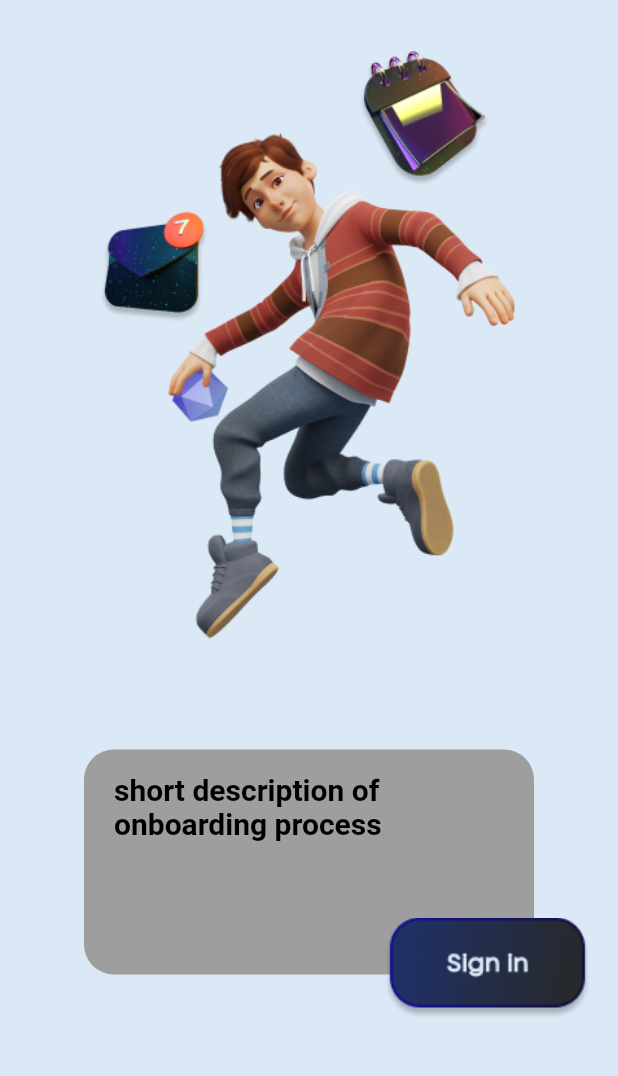
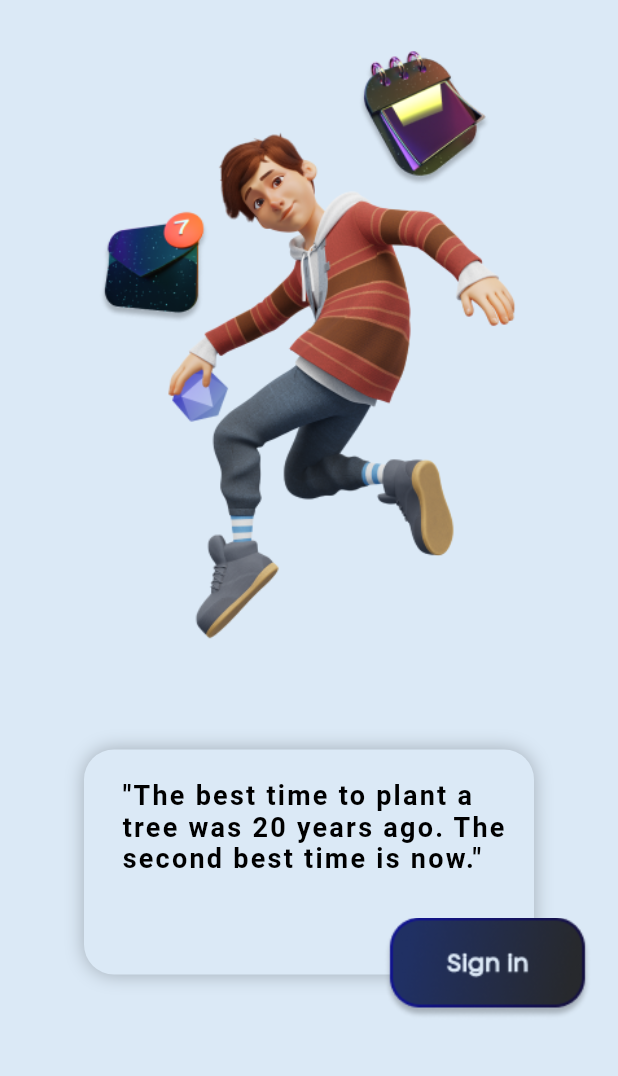
Before and after one commit to evanyan13/autotsk, a Flutter app: the screen it shows after launch, on a phone screen of 412 x 824 dp, the part 80-1156 px from its top. Run offline on Flutter 3.47's test engine with Material 2 defaults, Android fonts, the phone set to English and light mode, and no system bars; our stand-ins replace carousel_slider, cloud_firestore, date_picker_timeline, firebase_auth, firebase_core, firebase_storage and 5 more; accounts and stored records are empty; Roboto replaces fonts that are missing (Neometric).

Commit message:
replaced grey container with onboarding description text with randomly generated quotes from a list of quotes, check new file added

```diff
--- a/autotsk/lib/auth/auth_methods.dart
+++ b/autotsk/lib/auth/auth_methods.dart
@@ -1,7 +1,3 @@
-import "dart:ui";
-
-import 'package:firebase_core/firebase_core.dart';
-import 'package:flutter/material.dart';
 import 'package:firebase_auth/firebase_auth.dart';
 import 'package:cloud_firestore/cloud_firestore.dart';
 
--- a/autotsk/lib/main.dart
+++ b/autotsk/lib/main.dart
@@ -4,7 +4,6 @@ import 'package:autotsk/onboarding/ob2.dart';
 import 'package:autotsk/onboarding/ob3.dart';
 import 'package:autotsk/util/color.dart';
 import 'package:flutter/material.dart';
-import 'package:flutter/services.dart';
 import 'package:autotsk/screen_type/signin_page.dart';
 import 'package:autotsk/screen_type/signup_page.dart';
 import 'package:autotsk/add_task/addtask_page.dart';
@@ -28,7 +27,6 @@ void main() async {
 class MyApp extends StatelessWidget {
   const MyApp({super.key});
 
-
   // This widget is the root of your application.
   @override
   Widget build(BuildContext context) {
@@ -49,7 +47,7 @@ class MyApp extends StatelessWidget {
           if (snapshot.connectionState == ConnectionState.active) {
             // User has been authenticated, proceed to sign in to Home Page
             if (snapshot.hasData) {
-              return HomePage();
+              return PageV();
             } else if (snapshot.hasError) {
               return Center(child: Text('${snapshot.error}'));
             }
--- a/autotsk/lib/onboarding/ob1.dart
+++ b/autotsk/lib/onboarding/ob1.dart
@@ -1,11 +1,8 @@
-import 'package:autotsk/screen_type/signup_page.dart';
 import 'package:flutter/material.dart';
 import 'package:autotsk/util/color.dart';
-import 'package:flutter_svg/flutter_svg.dart';
-import 'package:autotsk/buttons/sign_in_button.dart';
-import 'package:autotsk/animation/custom_rect_tween.dart';
 import 'package:autotsk/routing/hero_dialog_route.dart';
 import 'package:autotsk/screen_type/signin_page.dart';
+import 'package:autotsk/util/ListOfQuotes.dart';
 
 class OnboardingFirst extends StatefulWidget {
   const OnboardingFirst({super.key});
@@ -15,6 +12,10 @@ class OnboardingFirst extends StatefulWidget {
 }
 
 class _OnboardingFirstState extends State<OnboardingFirst> {
+  Widget UIquoteDisplay() {
+    return ListOfQuotes().quoteDisplay();
+  }
+
   @override
   Widget build(BuildContext context) {
     return Scaffold(
@@ -74,21 +75,20 @@ class _OnboardingFirstState extends State<OnboardingFirst> {
                 Container(
                   width: 300,
                   height: 150,
-                      child: Text(
-                        'short description of onboarding process',
-                        style: TextStyle(
-                          fontFamily: 'Neometric',
-                          fontSize: 20,
-                          fontWeight: FontWeight.bold,
+                  child: UIquoteDisplay(),
+                  decoration: BoxDecoration(
+                    boxShadow: <BoxShadow>[
+                      BoxShadow(
+                        color: Colors.black26,
+                        blurRadius: 10,
                       ),
-                      ),
-                      decoration: BoxDecoration(
+                    ],
                     borderRadius: BorderRadius.all(
                       Radius.circular(20.0),
                     ),
-                        color: Colors.grey,
+                    color: mainLightBgColour,
                   ),
-                      padding: EdgeInsets.fromLTRB(20.0, 15.0, 10.0, 10.0),
+                  padding: EdgeInsets.fromLTRB(25.0, 20.0, 15.0, 10.0),
                 ),
 
                 Positioned(
--- a/autotsk/lib/screen_type/signin_page.dart
+++ b/autotsk/lib/screen_type/signin_page.dart
@@ -338,7 +338,9 @@ class _SigninState extends State<Signin> {
                       width: 50,
                       height: 50,
                       child: ElevatedButton(
-                        onPressed: () {},
+                        onPressed: () {
+                          Navigator.of(context).pop(context);
+                        },
                         style: ElevatedButton.styleFrom(
                           backgroundColor: buttondarkBlueClr,
                           shape: RoundedRectangleBorder(
--- a/autotsk/lib/screen_type/signup_page.dart
+++ b/autotsk/lib/screen_type/signup_page.dart
@@ -334,7 +334,9 @@ class _SignUpState extends State<SignUp> {
                       width: 50,
                       height: 50,
                       child: ElevatedButton(
-                        onPressed: () {},
+                        onPressed: () {
+                          Navigator.of(context).pop(context);
+                        },
                         style: ElevatedButton.styleFrom(
                           backgroundColor: buttondarkBlueClr,
                           shape: RoundedRectangleBorder(
--- /dev/null
+++ b/autotsk/lib/util/ListOfQuotes.dart
@@ -0,0 +1,38 @@
+/*
+A file to store the list of quotes that will be displayed onto the UI of the onboarding pages
+Reference used: https://www.oberlo.com/blog/motivational-quotes
+*/
+import 'package:flutter/material.dart';
+import 'package:autotsk/util/font_style.dart';
+import 'dart:math';
+
+class ListOfQuotes {
+  // for now, try to avoid quotes that are too long.
+  final List<String> quoteList = [
+    '"The secret of getting ahead is getting started."',
+    '“Smart people learn from everything, average people from their experiences, stupid people already have all the answers.”',
+    '"The best time to plant a tree was 20 years ago. The second best time is now."',
+    '“You can either experience the pain of discipline or the pain of regret. The choice is yours.”',
+    '“Your passion is waiting for your courage to catch up.”',
+    '“Things may come to those who wait, but only the things left by those who hustle.”',
+    '“Great things are done by a series of small things brought together.”',
+    '“Some people want it to happen, some wish it would happen, others make it happen.”',
+  ];
+
+  // A function to randomly generate a quote from the quoteList to display on the UI
+  String randomQuote() {
+    Random random = Random();
+    int randomNum = random.nextInt(quoteList.length - 1);
+
+    String randomQuote = quoteList[randomNum];
+    return randomQuote;
+  }
+
+  // A text widget to display the quote onto the UI.
+  Widget quoteDisplay() {
+    return Text(
+      randomQuote(),
+      style: subHeaderStyle,
+    );
+  }
+}
--- a/autotsk/lib/util/multi_line_text_input.dart
+++ b/autotsk/lib/util/multi_line_text_input.dart
@@ -1,7 +1,6 @@
 import 'dart:ui';
 
 import 'package:flutter/material.dart';
-import 'package:autotsk/util/color.dart';
 
 class MultiLineText extends StatelessWidget {
   final TextEditingController textEditingController;
--- a/autotsk/lib/util/text_input_field.dart
+++ b/autotsk/lib/util/text_input_field.dart
@@ -2,7 +2,6 @@
 
 import 'package:autotsk/add_task/addtask_page.dart';
 import 'package:flutter/material.dart';
-import 'package:autotsk/util/color.dart';
 
 class TextInputField extends StatelessWidget {
   final TextEditingController textEditingController;
```
Also changed, not shown: autotsk/lib/onboarding/ob2.dart (+14 -14 lines), autotsk/lib/onboarding/ob3.dart (+14 -14 lines). Lines whose indentation alone changed are shown as unchanged.
